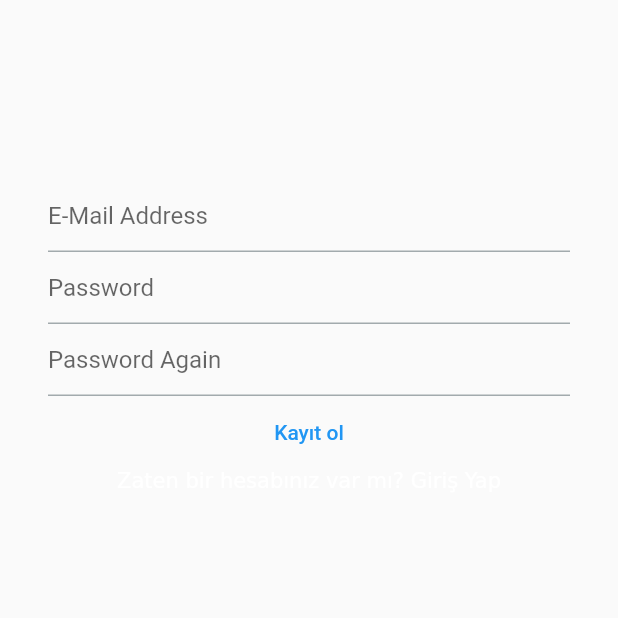
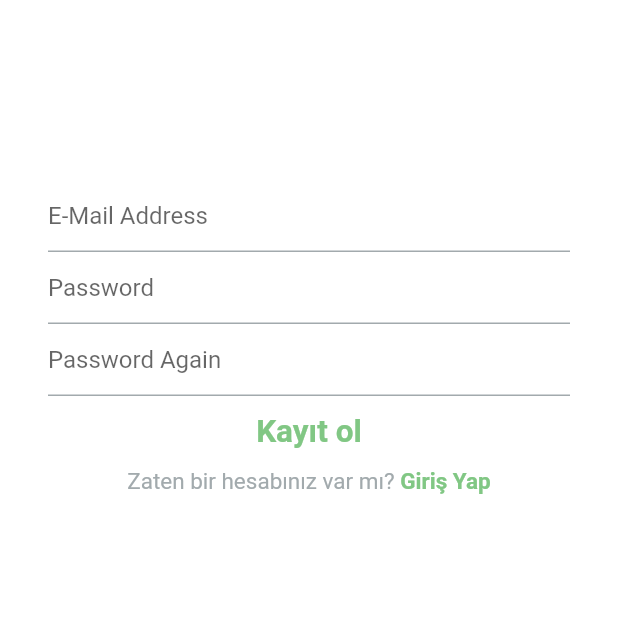
Before and after one commit to 404ibra/diarymedia, a Flutter app: the screen it shows after launch, after a tap on "Kayıt ol", on a phone screen of 412 x 824 dp, the top half of it. Run offline on Flutter 3.47's test engine with Material 2 defaults, Android fonts, the phone set to English and light mode, and no system bars; our stand-ins replace easy_localization, firebase_auth, firebase_core, get; accounts and stored records are empty; network calls fail.

Commit message:
Add new packages

```diff
--- a/lib/constant/custom_colors.dart
+++ b/lib/constant/custom_colors.dart
@@ -2,4 +2,6 @@ import 'package:flutter/material.dart';
 
 class CustomColors {
   static const Color primaryGrey = Color(0xfffA2AAAD);
+  static Color primaryGreen = Colors.green.shade300;
+  static const Color primaryScaffoldColor = Color(0xfffFFFFFF);
 }
--- /dev/null
+++ b/lib/constant/custom_textstyles.dart
@@ -0,0 +1,9 @@
+import 'package:dia/constant/constants.dart';
+import 'package:flutter/material.dart';
+
+class TextStyles {
+  static const TextStyle kTextStylePrimaryGrey =
+      TextStyle(color: CustomColors.primaryGrey, fontSize: 15);
+  static TextStyle kTextStylePrimaryGreen =
+      TextStyle(color: CustomColors.primaryGreen, fontSize: 15);
+}
--- a/lib/main.dart
+++ b/lib/main.dart
@@ -29,7 +29,7 @@ class MyApp extends StatelessWidget {
       locale: context.locale,
       title: 'Flutter Demo',
       theme: ThemeData(
-        primarySwatch: Colors.blue,
+        scaffoldBackgroundColor: Colors.white,
       ),
       home: const UserRegister(),
     );
--- a/lib/service/firebase_auth_service.dart
+++ b/lib/service/firebase_auth_service.dart
@@ -1,12 +1,19 @@
 import 'package:dia/constant/constants.dart';
 import 'package:firebase_auth/firebase_auth.dart';
 import 'package:flutter/material.dart';
+import 'package:get/get.dart';
+
+import '../views/auth/user_create_initial_profile.dart';
 
 class FirebaseFunctions {
-  Future<void> signInWithMail(String email, String password) async {
+  Future<void> signInWithMail(
+      String email, String password, String passwordAgain) async {
+    if (password == passwordAgain) {
       try {
         await FirebaseAuthService.AuthService.createUserWithEmailAndPassword(
-          email: email, password: password);
+                email: email, password: password)
+            .then((value) => Get.to(() => const CreateInitialProfile(),
+                transition: Transition.fadeIn));
       } on FirebaseAuthException catch (err) {
         switch (err.code) {
           case "email-already-in-use":
@@ -22,5 +29,8 @@ class FirebaseFunctions {
             print("bilinmeyen hata ${err}");
         }
       }
+    } else {
+      print("Şifreler eşleşmiyor");
     }
   }
+}
--- a/pubspec.yaml
+++ b/pubspec.yaml
@@ -40,6 +40,9 @@ dependencies:
   firebase_core:
   firebase_auth:
   cloud_firestore:
+
+  #state mng.
+  get: ^4.6.5
 
   # localization
   easy_localization: ^3.0.1
```
Also changed, not shown: pubspec.lock. Lines whose indentation alone changed are shown as unchanged.
